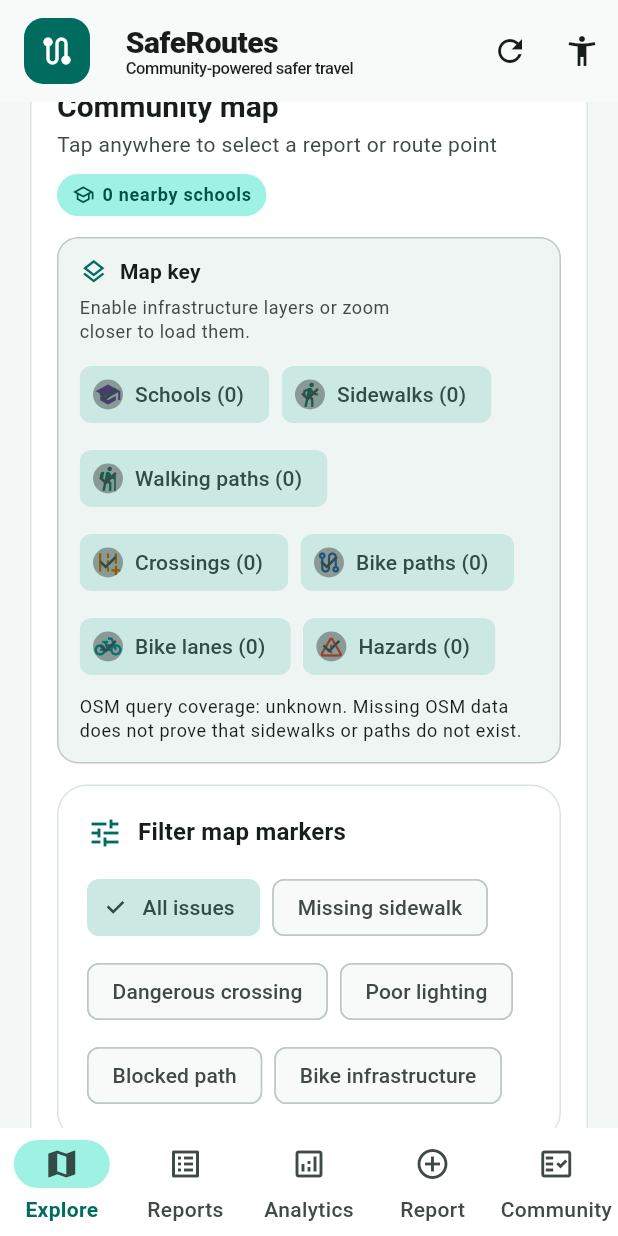
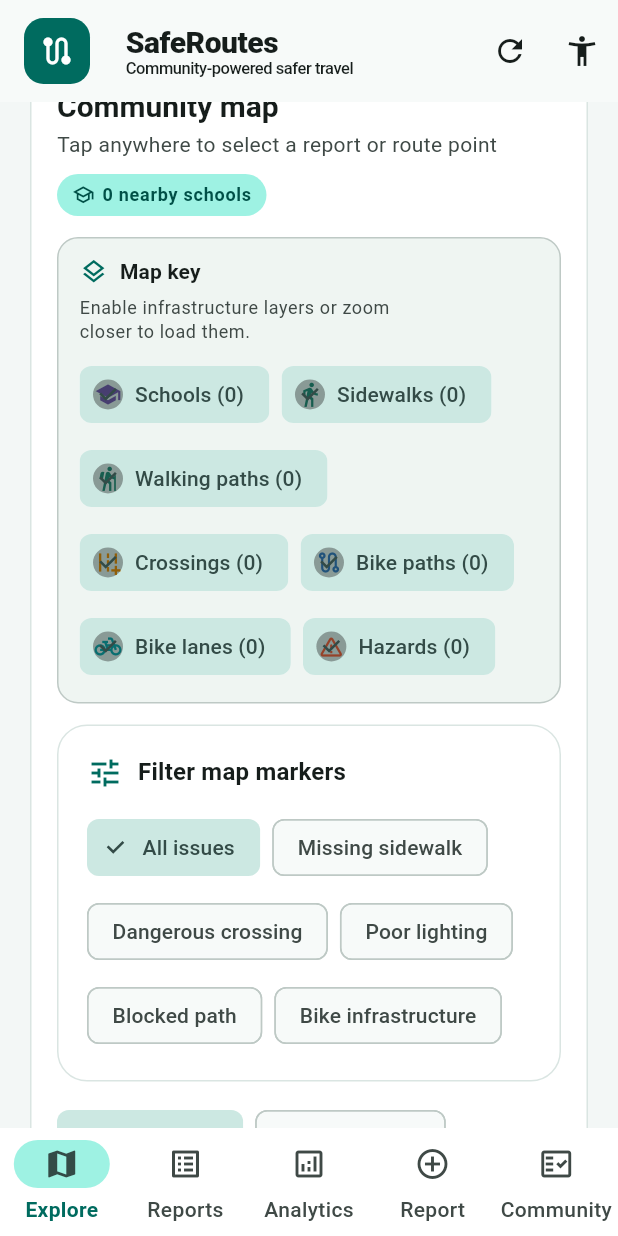
Before and after one commit to Arjan-sj/congressional-app-challenge-, a Flutter app: the screen it shows after launch, scrolled down 576 dp, on a phone screen of 412 x 824 dp. Run offline on Flutter 3.47's test engine with Material 3 defaults, Android fonts, the light colour scheme and no system bars; our stand-ins replace csv, fl_chart, flutter_map, geolocator, image_picker, latlong2 and 3 more; missing offline and left inert: excel, file_saver; accounts and stored records are empty.

Commit message:
Remove map coverage and cache status copy and verify filter placement

```diff
--- a/lib/widgets/map_layer_controls.dart
+++ b/lib/widgets/map_layer_controls.dart
@@ -70,10 +70,8 @@ class MapLayerControls extends StatelessWidget {
         'No mapped infrastructure was returned for this area.',
       InfrastructureAvailability.cached =>
         status.isEmpty
-            ? 'The valid cached response contains no mapped infrastructure in this area.'
-            : status.lastAttemptFailed
-            ? 'Using valid cached infrastructure for this area; refresh failed.'
-            : 'Using valid cached infrastructure for this area.',
+            ? 'No mapped infrastructure was returned for this area.'
+            : null,
       InfrastructureAvailability.loading =>
         status.hasValidCache
             ? 'Refreshing infrastructure; showing valid cached data.'
@@ -126,14 +124,14 @@ class MapLayerControls extends StatelessWidget {
                     child: CircularProgressIndicator(strokeWidth: 2),
                   ),
                   const SizedBox(width: 8),
-                  ConstrainedBox(
+                  if (message != null) ConstrainedBox(
                     constraints: const BoxConstraints(maxWidth: 220),
                     child: Text(
                       message,
                       style: Theme.of(context).textTheme.bodySmall,
                     ),
                   ),
-                ] else
+                ] else if (message != null)
                   ConstrainedBox(
                     constraints: const BoxConstraints(maxWidth: 220),
                     child: Text(
@@ -168,17 +166,6 @@ class MapLayerControls extends StatelessWidget {
                     ),
               ],
             ),
-            const SizedBox(height: 8),
-            Text(
-              'OSM query coverage: ${status.coverage.name}. Missing OSM data does not prove that sidewalks or paths do not exist.',
-              key: const ValueKey('infrastructure-coverage'),
-              style: Theme.of(context).textTheme.bodySmall,
-            ),
-            if (status.coverage == InfrastructureCoverage.complete)
-              Text(
-                'The requested query completed; real-world mapping may still be incomplete.',
-                style: Theme.of(context).textTheme.bodySmall,
-              ),
             if (status.lastAttemptFailed && onRetry != null)
               Align(
                 alignment: Alignment.centerLeft,
```
Also changed, not shown: 2 other files.
